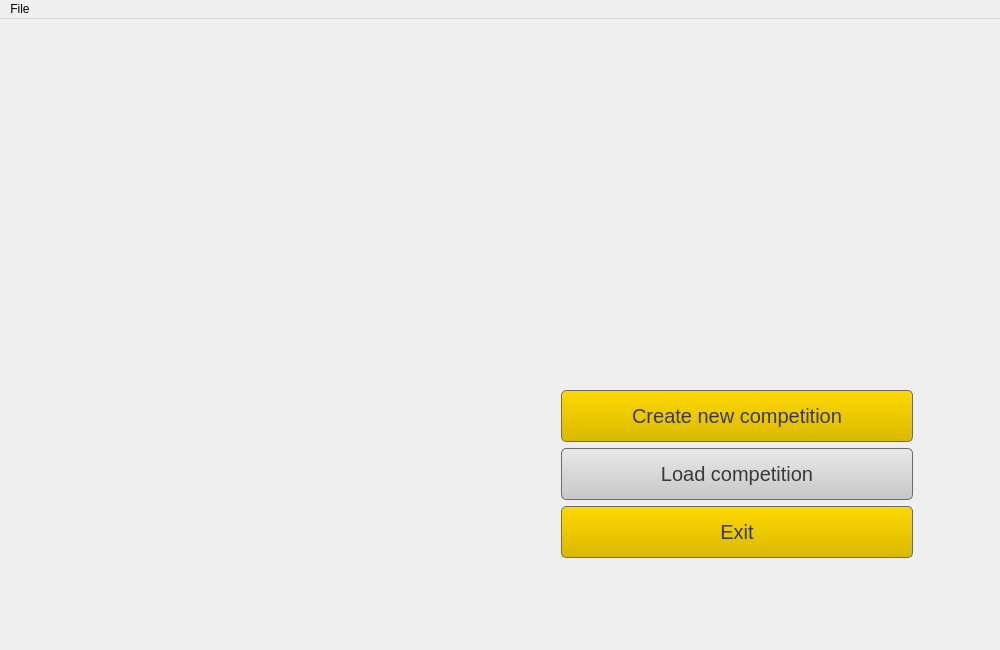
Before: the Qt Designer form sources/FootballEditor16/GUIApp/mainmenu.ui in vaddya/FootballEditor16, drawn with Qt 5.
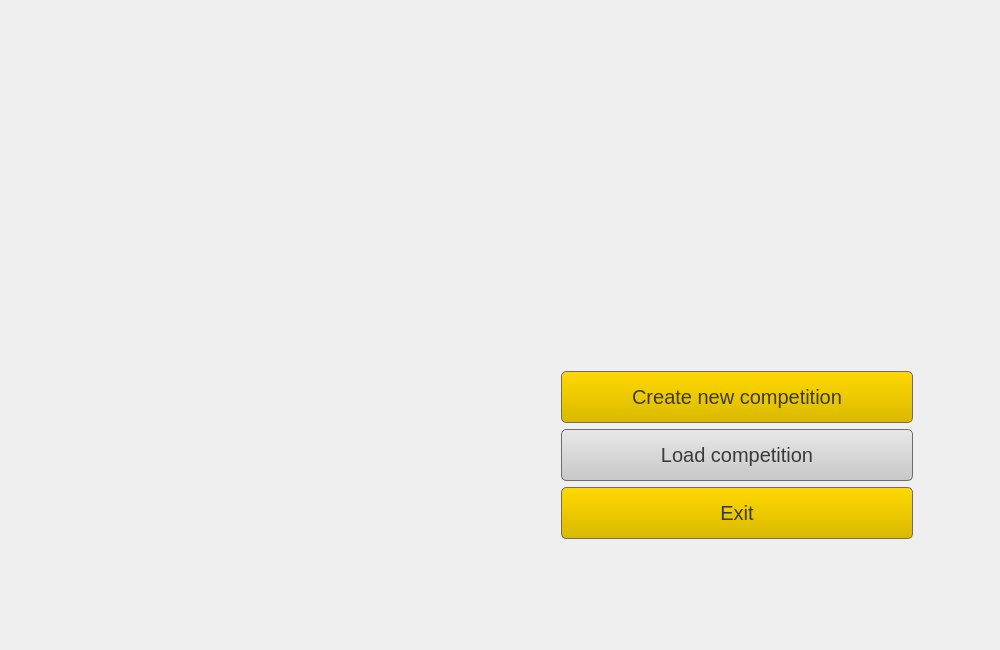
After: the same form once the commit is applied. Icons and pictures are not drawn.

Diff of the .ui file:
```diff
--- a/sources/FootballEditor16/GUIApp/mainmenu.ui
+++ b/sources/FootballEditor16/GUIApp/mainmenu.ui
@@ -242,23 +242,6 @@
     </layout>
    </widget>
   </widget>
-  <widget class="QMenuBar" name="menuBar">
-   <property name="geometry">
-    <rect>
-     <x>0</x>
-     <y>0</y>
-     <width>1000</width>
-     <height>25</height>
-    </rect>
-   </property>
-   <widget class="QMenu" name="menuFile">
-    <property name="title">
-     <string>File</string>
-    </property>
-    <addaction name="actionFile"/>
-   </widget>
-   <addaction name="menuFile"/>
-  </widget>
   <action name="actionFile">
    <property name="text">
     <string>Exit</string>
```
Left out of the diff: 19 changed lines with no effect on the pictures.
